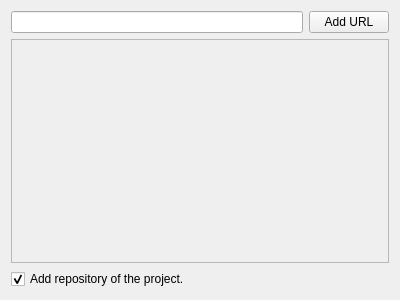
Above: obslight/ObsLightGui/ui/wizard_chooseRepository.ui from ronan22/obs-light before the change. Below: the same form after it.
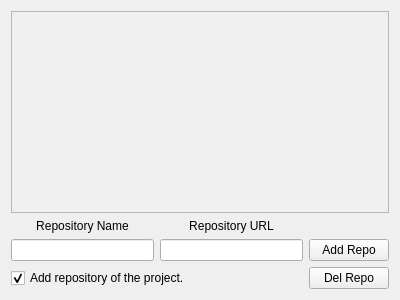
That is the form after the change.

The edit to the form file:
```diff
--- a/obslight/ObsLightGui/ui/wizard_chooseRepository.ui
+++ b/obslight/ObsLightGui/ui/wizard_chooseRepository.ui
@@ -26,24 +26,7 @@
    <string notr="true">1</string>
   </attribute>
   <layout class="QGridLayout" name="gridLayout">
-   <item row="3" column="0" colspan="2">
-    <widget class="QListWidget" name="RepoListWidget">
-     <property name="enabled">
-      <bool>false</bool>
-     </property>
-    </widget>
-   </item>
-   <item row="1" column="1">
-    <widget class="QPushButton" name="AddRepositoryButton">
-     <property name="text">
-      <string>Add URL</string>
-     </property>
-    </widget>
-   </item>
-   <item row="1" column="0">
-    <widget class="QLineEdit" name="lineEdit"/>
-   </item>
-   <item row="4" column="0">
+   <item row="7" column="0" colspan="2">
     <widget class="QCheckBox" name="autoAddRepoButton">
      <property name="enabled">
       <bool>true</bool>
@@ -56,6 +39,53 @@
      </property>
     </widget>
    </item>
+   <item row="7" column="2">
+    <widget class="QPushButton" name="DelRepositoryButton">
+     <property name="text">
+      <string>Del Repo</string>
+     </property>
+    </widget>
+   </item>
+   <item row="4" column="0" colspan="3">
+    <widget class="QTableView" name="RepoTableView">
+     <property name="enabled">
+      <bool>false</bool>
+     </property>
+    </widget>
+   </item>
+   <item row="6" column="0">
+    <widget class="QLineEdit" name="repositoryNameEdit"/>
+   </item>
+   <item row="6" column="1">
+    <widget class="QLineEdit" name="repositoryUrlEdit"/>
+   </item>
+   <item row="5" column="0">
+    <widget class="QLabel" name="label">
+     <property name="text">
+      <string>Repository Name</string>
+     </property>
+     <property name="alignment">
+      <set>Qt::AlignCenter</set>
+     </property>
+    </widget>
+   </item>
+   <item row="5" column="1">
+    <widget class="QLabel" name="label_2">
+     <property name="text">
+      <string>Repository URL</string>
+     </property>
+     <property name="alignment">
+      <set>Qt::AlignCenter</set>
+     </property>
+    </widget>
+   </item>
+   <item row="6" column="2">
+    <widget class="QPushButton" name="AddRepositoryButton">
+     <property name="text">
+      <string>Add Repo</string>
+     </property>
+    </widget>
+   </item>
   </layout>
  </widget>
  <resources/>
```
